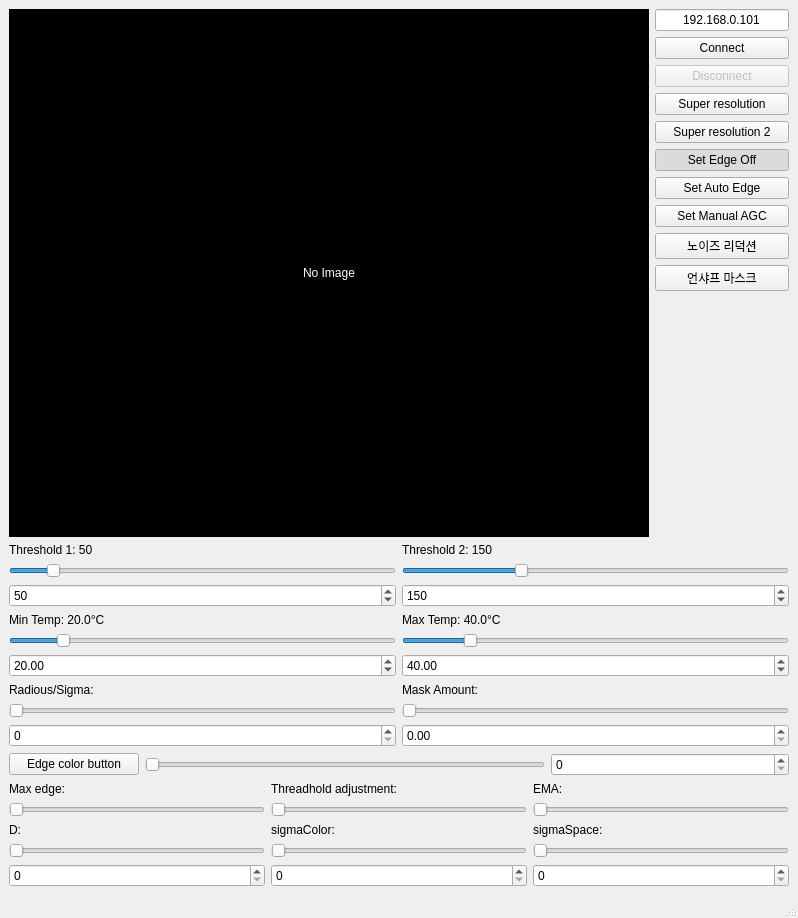
The window that thermal_viewer.ui (sue9010/NEW_THERMALaNALYZER) describes before a commit, drawn with Qt 5.
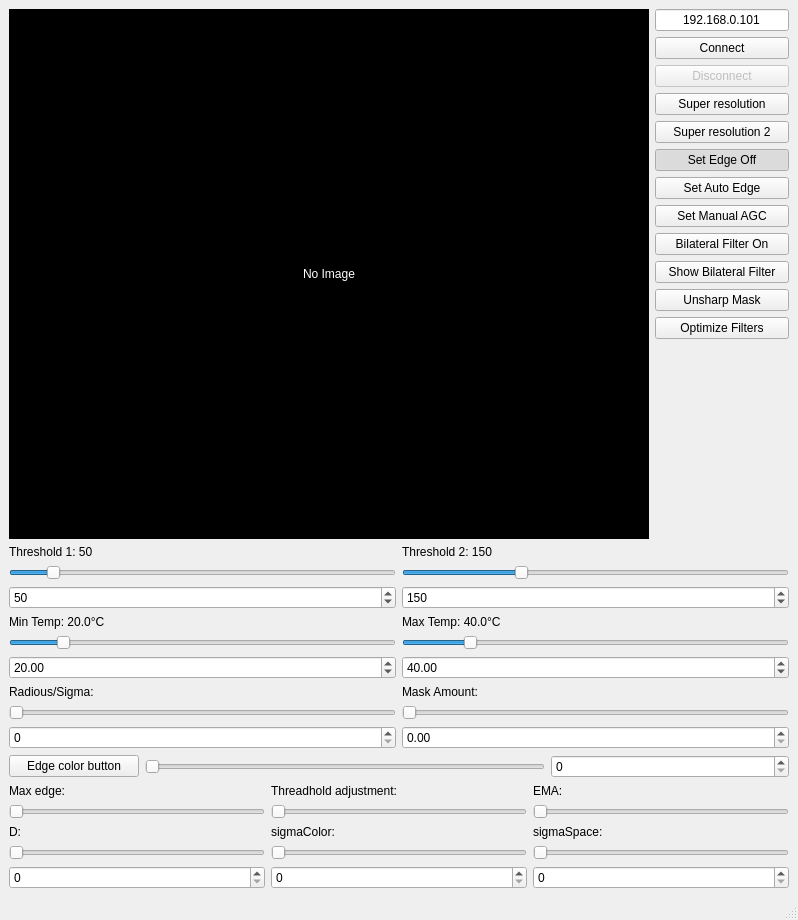
The same window after the commit.

Commit message: filter값 최적값을 자동으로 계산

```diff
--- a/thermal_viewer.ui
+++ b/thermal_viewer.ui
@@ -7,7 +7,7 @@
     <x>0</x>
     <y>0</y>
     <width>798</width>
-    <height>918</height>
+    <height>920</height>
    </rect>
   </property>
   <property name="windowTitle">
@@ -133,14 +133,28 @@
         <item>
          <widget class="QPushButton" name="bilateral_filter_button">
           <property name="text">
-           <string>노이즈 리덕션</string>
+           <string>Bilateral Filter On</string>
+          </property>
+         </widget>
+        </item>
+        <item>
+         <widget class="QPushButton" name="show_bilateral_filter_button">
+          <property name="text">
+           <string>Show Bilateral Filter</string>
           </property>
          </widget>
         </item>
         <item>
          <widget class="QPushButton" name="unsharp_masking_button">
           <property name="text">
-           <string>언샤프 마스크</string>
+           <string>Unsharp Mask</string>
+          </property>
+         </widget>
+        </item>
+        <item>
+         <widget class="QPushButton" name="optimize_filters_button">
+          <property name="text">
+           <string>Optimize Filters</string>
           </property>
          </widget>
         </item>
```
The commit also changes 2 other files.
